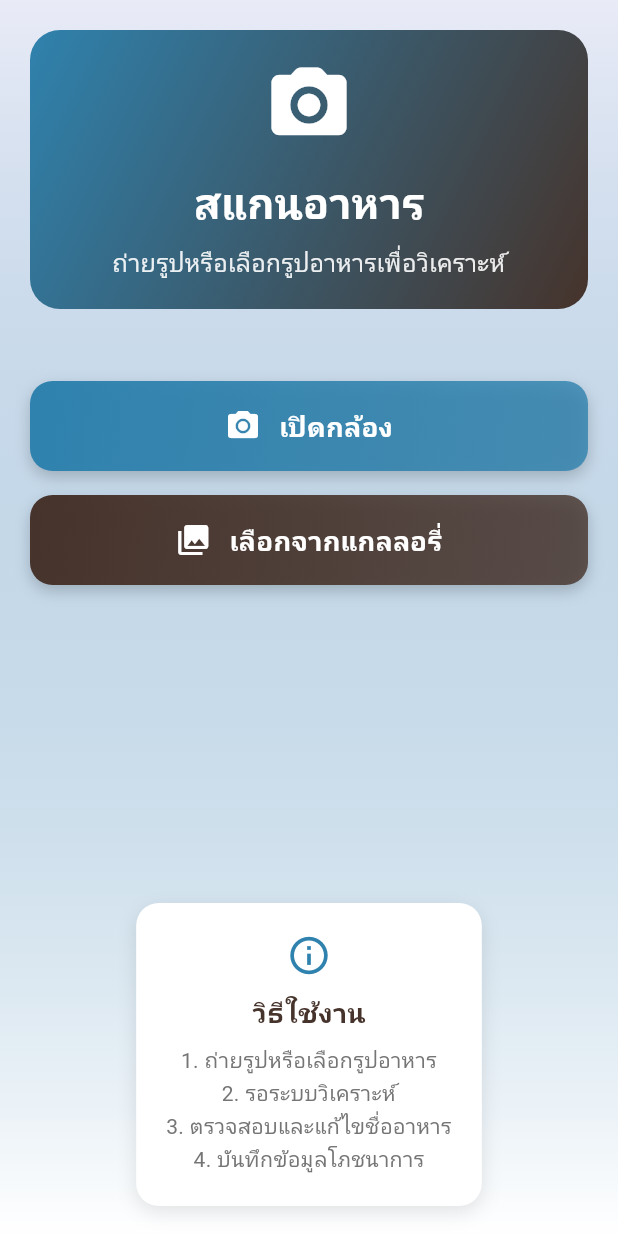
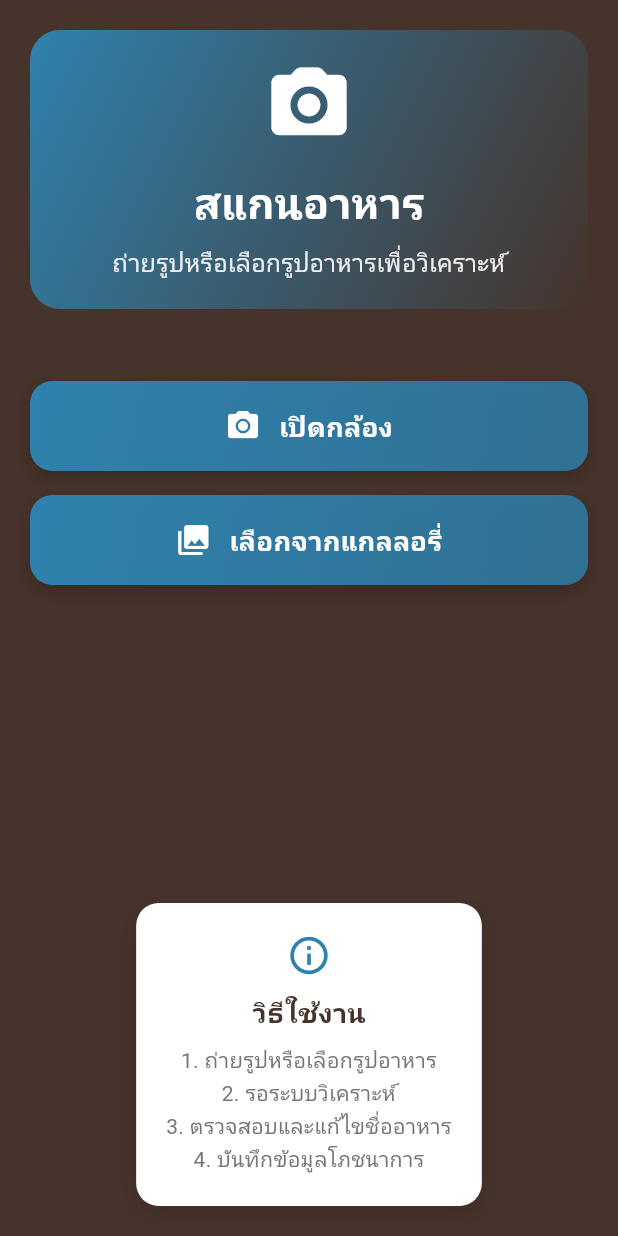
Before and after one commit to SkyDevF/KinrooV2, a Flutter app: the ScanFoodScreen screen opened directly, on a phone screen of 412 x 824 dp. Run offline on Flutter 3.47's test engine with Material 3 defaults, Android fonts, the phone set to English and light mode, and no system bars; our stand-ins replace cloud_firestore, crystal_navigation_bar, firebase_auth, firebase_core, fl_chart, image_picker and 3 more; missing offline and left inert: tflite_flutter; accounts and stored records are empty.

Commit message:
แกไข scan_food_screen.dart

```diff
--- a/lib/screens/scan_food_screen.dart
+++ b/lib/screens/scan_food_screen.dart
@@ -206,11 +206,13 @@ class _ScanFoodScreenState extends State<ScanFoodScreen> with TickerProviderStat
     required IconData icon,
     required VoidCallback onPressed,
     Color? backgroundColor,
+    AlignmentGeometry? alignment, // Added alignment parameter
   }) {
     return Container(
       width: double.infinity,
       height: 60,
       margin: EdgeInsets.symmetric(vertical: 8),
+      alignment: alignment, // Apply alignment here
       decoration: BoxDecoration(
         gradient: LinearGradient(
           colors: backgroundColor != null
@@ -311,11 +313,7 @@ class _ScanFoodScreenState extends State<ScanFoodScreen> with TickerProviderStat
     return Scaffold(
       body: Container(
         decoration: BoxDecoration(
-          gradient: LinearGradient(
-            colors: [primaryBlue.withOpacity(0.1), Colors.white],
-            begin: Alignment.topCenter,
-            end: Alignment.bottomCenter,
-          ),
+          color: primaryBrown, // Solid background color as requested
         ),
         child: SafeArea(
           child: FadeTransition(
@@ -334,7 +332,7 @@ class _ScanFoodScreenState extends State<ScanFoodScreen> with TickerProviderStat
                           "กำลังโหลดโมเดล AI...",
                           style: TextStyle(
                             fontSize: 16,
-                            color: primaryBrown,
+                            color: Colors.white, // Changed text color for contrast
                             fontWeight: FontWeight.w500,
                           ),
                         ),
@@ -363,6 +361,7 @@ class _ScanFoodScreenState extends State<ScanFoodScreen> with TickerProviderStat
               gradient: LinearGradient(
                 colors: [primaryBlue, primaryBrown],
                 begin: Alignment.topLeft,
+                // Changed end to bring brown color from left side
                 end: Alignment.bottomRight,
               ),
               borderRadius: BorderRadius.circular(20),
@@ -405,11 +404,19 @@ class _ScanFoodScreenState extends State<ScanFoodScreen> with TickerProviderStat
             onPressed: () => _pickImage(ImageSource.camera),
           ),
 
-          _buildGradientButton(
+          // New positioning for "เลือกจากแกลลอรี่"
+          Align(
+            alignment: Alignment.bottomLeft, // Align to bottom left
+            child: SizedBox(
+              width: MediaQuery.of(context).size.width * 1.0, // Adjust width as needed
+              child: _buildGradientButton(
                 text: "เลือกจากแกลลอรี่",
                 icon: Icons.photo_library,
                 onPressed: () => _pickImage(ImageSource.gallery),
-            backgroundColor: primaryBrown,
+                backgroundColor: primaryBlue, // Changed to primaryBlue for consistency as requested
+                alignment: Alignment.centerLeft, // Align content within the button
+              ),
+            ),
           ),
 
           Spacer(),
@@ -468,17 +475,20 @@ class _ScanFoodScreenState extends State<ScanFoodScreen> with TickerProviderStat
       child: Column(
         crossAxisAlignment: CrossAxisAlignment.start,
         children: [
-          // Back button
-          Container(
+          // Back button (positioned at top left corner)
+          Align(
+            alignment: Alignment.topLeft,
+            child: Container(
               margin: EdgeInsets.only(bottom: 20),
               child: IconButton(
                 onPressed: () => setState(() => _image = null),
-              icon: Icon(Icons.arrow_back_ios, color: primaryBrown),
+                icon: Icon(Icons.arrow_back_ios, color: primaryBlue), // Changed color to primaryBlue
                 style: IconButton.styleFrom(
                   backgroundColor: Colors.white,
                   padding: EdgeInsets.all(12),
                   shape: RoundedRectangleBorder(
                     borderRadius: BorderRadius.circular(12),
+                  ),
                 ),
               ),
             ),
@@ -552,7 +562,9 @@ class _ScanFoodScreenState extends State<ScanFoodScreen> with TickerProviderStat
                     filled: true,
                     fillColor: Colors.grey[50],
                   ),
-                  onChanged: (value) => setState(() {}),
+                  onChanged: (value) => setState(() {
+                    _getNutritionData(value); // Update nutrition data when food name changes
+                  }),
                 ),
               ],
             ),
```
Also changed, not shown: lib/main.dart (+7 -0 lines). Lines whose indentation alone changed are shown as unchanged.
